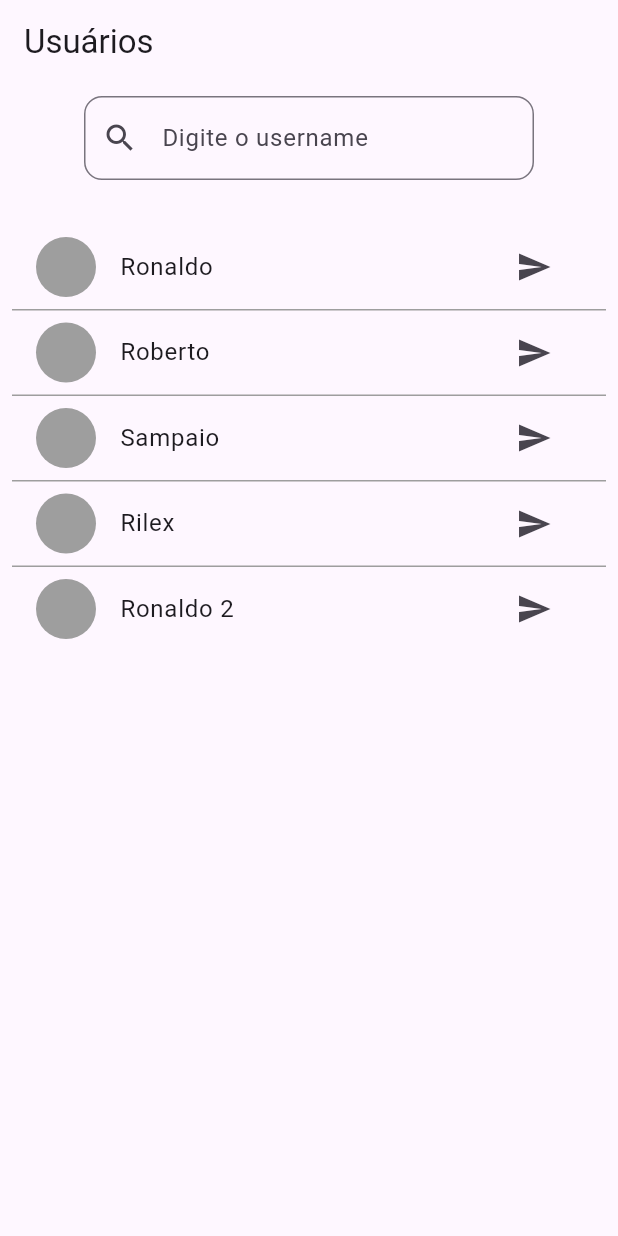
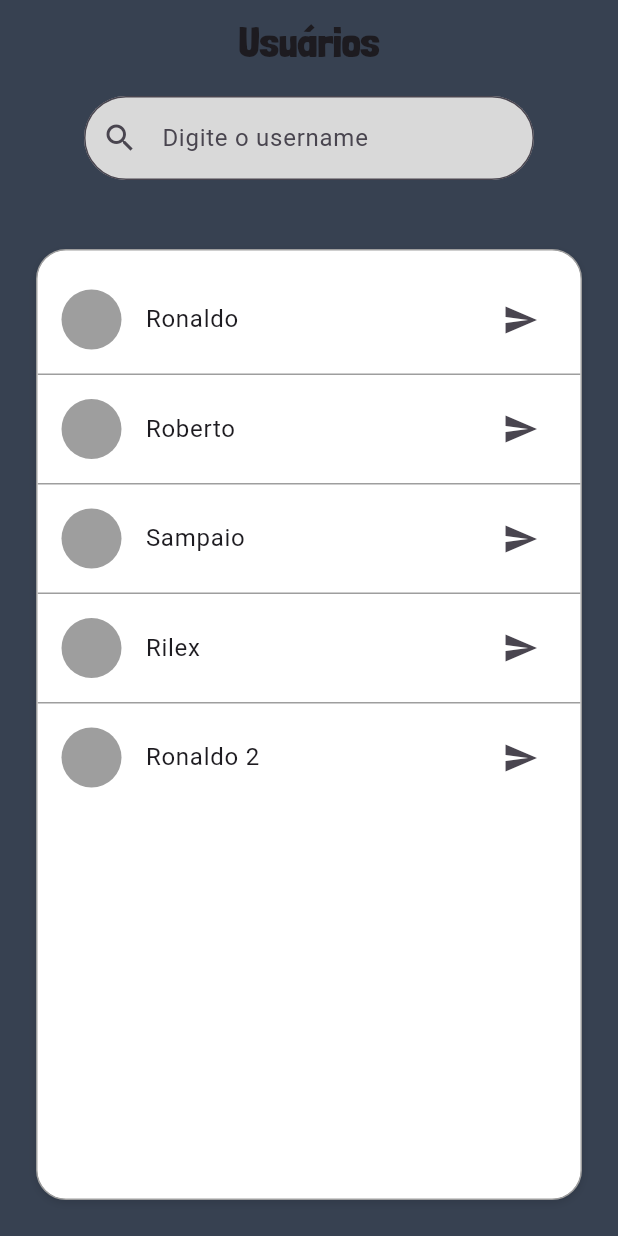
Before and after one commit to cc24139/Meownagement, a Flutter app: the screen it shows after launch, on a phone screen of 412 x 824 dp. Run offline on Flutter 3.47's test engine with Material 3 defaults, Android fonts, the light colour scheme and no system bars; our stand-ins replace flutter_otp_text_field, localstorage; Roboto replaces fonts that are missing (Arial).

Commit message:
paleta implementada na tela de amizades

```diff
--- a/front_meow/lib/colors/colors.dart
+++ b/front_meow/lib/colors/colors.dart
@@ -2,25 +2,29 @@ import 'package:flutter/material.dart';
 
 class CatColors {
   String paleta;
-  late Color primary;
-  late Color secondary;
-  late Color tertiary;
+  late Color primaria;
+  late Color secundaria;
+  late Color tercearia;
+  late Color complementar;
 
   CatColors({required this.paleta}) {
     switch (paleta.toLowerCase()) {
       case '':
-        primary   = Color(0xFF374151);
-        secondary = Color(0xFFF97316);
-        tertiary  = Color(0xFFFACC15);
+        primaria     = Color(0xFF374151);
+        secundaria   = Color(0xFFF97316);
+        tercearia    = Color(0xFFFACC15);
+        complementar = Colors.white;
         break;
       default:
-        primary   = Colors.white;
-        secondary = Colors.white;
-        tertiary  = Colors.white;
+        primaria     = Colors.white;
+        secundaria   = Colors.white;
+        tercearia    = Colors.white;
+        complementar = Colors.black;
     }
   }
 
-  Color get corPrimaria => primary;
-  Color get corSecundaria => secondary;
-  Color get corTerciaria => tertiary;
+  Color get corPrimaria => primaria;
+  Color get corSecundaria => secundaria;
+  Color get corTerciaria => tercearia;
+  Color get corComplementar => complementar;
 }
--- a/front_meow/lib/main.dart
+++ b/front_meow/lib/main.dart
@@ -23,7 +23,6 @@ void main() {
 class MyApp extends StatelessWidget {
   const MyApp({super.key});
 
-  // This widget is the root of your application.
   @override
   Widget build(BuildContext context) {
     return MaterialApp(
--- a/front_meow/lib/telas/tela_amizades.dart
+++ b/front_meow/lib/telas/tela_amizades.dart
@@ -1,4 +1,5 @@
 import 'package:flutter/material.dart';
+import 'package:front_meow/colors/colors.dart';
 import 'package:front_meow/rotas.dart';
 
 class TelaAmizades extends StatefulWidget {
@@ -17,6 +18,7 @@ class _TelaAmizadesState extends State<TelaAmizades> {
     'Rilex',
     'Ronaldo 2',
   ];
+  CatColors cores = CatColors(paleta: "");
 
   List<String> dados = [];
 
@@ -38,7 +40,19 @@ class _TelaAmizadesState extends State<TelaAmizades> {
   @override
   Widget build(BuildContext context) {
     return Scaffold(
-      appBar: AppBar(title: const Text("Usuários")),
+      backgroundColor: cores.corPrimaria,
+      appBar: AppBar(
+        title: const Text(
+          "Usuários",
+          style: TextStyle(
+            fontSize: 28,
+            fontWeight: FontWeight.bold,
+            fontFamily: "Londrina",
+          ),
+        ),
+        backgroundColor: cores.corPrimaria,
+        centerTitle: true,
+      ),
       body: Padding(
         padding: const EdgeInsets.all(8.0),
         child: Column(
@@ -51,8 +65,10 @@ class _TelaAmizadesState extends State<TelaAmizades> {
                   decoration: InputDecoration(
                     hintText: "Digite o username",
                     prefixIcon: const Icon(Icons.search),
+                    filled: true,
+                    fillColor: Color(0XFFD9D9D9),
                     border: OutlineInputBorder(
-                      borderRadius: BorderRadius.circular(12.0),
+                      borderRadius: BorderRadius.circular(30.0),
                     ),
                   ),
                 ),
@@ -60,13 +76,110 @@ class _TelaAmizadesState extends State<TelaAmizades> {
             ),
 
             const SizedBox(height: 30),
+            // Expanded(
+            //   child: ListView.separated(
+            //     itemCount: dados.length,
+            //     separatorBuilder: (context, index) =>
+            //         const Divider(height: 1, thickness: 1, color: Colors.grey),
+            //     itemBuilder: (context, index) {
+            //       return ListTile(
+            //         tileColor: Colors.white,
+            //         leading: const CircleAvatar(
+            //           backgroundColor: Colors.grey,
+            //           radius: 20,
+            //         ),
+            //         title: Text(dados[index]),
+            //         trailing: IconButton(
+            //           icon: const Icon(Icons.send),
+            //           onPressed: () {
+            //             Navigator.pushReplacementNamed(
+            //               context,
+            //               AppRotas.perfil,
+            //               arguments: {"username": dados[index]},
+            //             );
+            //           },
+            //         ),
+            //       );
+            //     },
+            //   ),
+            // ),
+            // Expanded(
+            //   child: Container(
+            //     decoration: BoxDecoration(
+            //       color: Colors.white, // background of the whole group
+            //       borderRadius: BorderRadius.circular(20), // rounded corners of the group
+            //       border: Border.all(
+            //         color: Colors.grey, // border color of the group
+            //         width: 1,
+            //       ),
+            //       boxShadow: [
+            //         BoxShadow(
+            //           color: Colors.black12,
+            //           blurRadius: 4,
+            //           offset: Offset(0, 2),
+            //         ),
+            //       ],
+            //     ),
+            //     child: ClipRRect(
+            //       borderRadius: BorderRadius.circular(20), // clip ListView inside the rounded container
+            //       child: ListView.separated(
+            //         padding: const EdgeInsets.symmetric(vertical: 10),
+            //         itemCount: dados.length,
+            //         separatorBuilder: (context, index) => const Divider(height: 1, color: Colors.grey),
+            //         itemBuilder: (context, index) {
+            //           return ListTile(
+            //             contentPadding: const EdgeInsets.symmetric(horizontal: 16, vertical: 8),
+            //             leading: const CircleAvatar(
+            //               backgroundColor: Colors.grey,
+            //               radius: 20,
+            //             ),
+            //             title: Text(dados[index]),
+            //             trailing: IconButton(
+            //               icon: const Icon(Icons.send),
+            //               onPressed: () {
+            //                 Navigator.pushReplacementNamed(
+            //                   context,
+            //                   AppRotas.perfil,
+            //                   arguments: {"username": dados[index]},
+            //                 );
+            //               },
+            //             ),
+            //           );
+            //         },
+            //       ),
+            //     ),
+            //   ),
+            // ),
             Expanded(
+              child: Padding(
+                padding: const EdgeInsets.symmetric(horizontal: 16, vertical: 16), // padding around the group
+                child: Container(
+                  decoration: BoxDecoration(
+                    color: Colors.white,
+                    borderRadius: BorderRadius.circular(20),
+                    border: Border.all(
+                      color: Colors.grey,
+                      width: 1,
+                    ),
+                    boxShadow: [
+                      BoxShadow(
+                        color: Colors.black12,
+                        blurRadius: 4,
+                        offset: Offset(0, 2),
+                      ),
+                    ],
+                  ),
+                  child: ClipRRect(
+                    borderRadius: BorderRadius.circular(20),
                     child: ListView.separated(
+                      shrinkWrap: true,
+                      physics: const NeverScrollableScrollPhysics(),
+                      padding: const EdgeInsets.symmetric(vertical: 10),
                       itemCount: dados.length,
-                separatorBuilder: (context, index) =>
-                    const Divider(height: 1, thickness: 1, color: Colors.grey),
+                      separatorBuilder: (context, index) => const Divider(height: 1, color: Colors.grey),
                       itemBuilder: (context, index) {
                         return ListTile(
+                          contentPadding: const EdgeInsets.symmetric(horizontal: 16, vertical: 8),
                           leading: const CircleAvatar(
                             backgroundColor: Colors.grey,
                             radius: 20,
@@ -78,14 +191,15 @@ class _TelaAmizadesState extends State<TelaAmizades> {
                               Navigator.pushReplacementNamed(
                                 context,
                                 AppRotas.perfil,
-                          arguments: {
-                            "username" : dados[index]
-                          }
+                                arguments: {"username": dados[index]},
                               );
                             },
                           ),
                         );
                       },
+                    ),
+                  ),
+                ),
               ),
             ),
           ],
```
Lines whose indentation alone changed are shown as unchanged.
